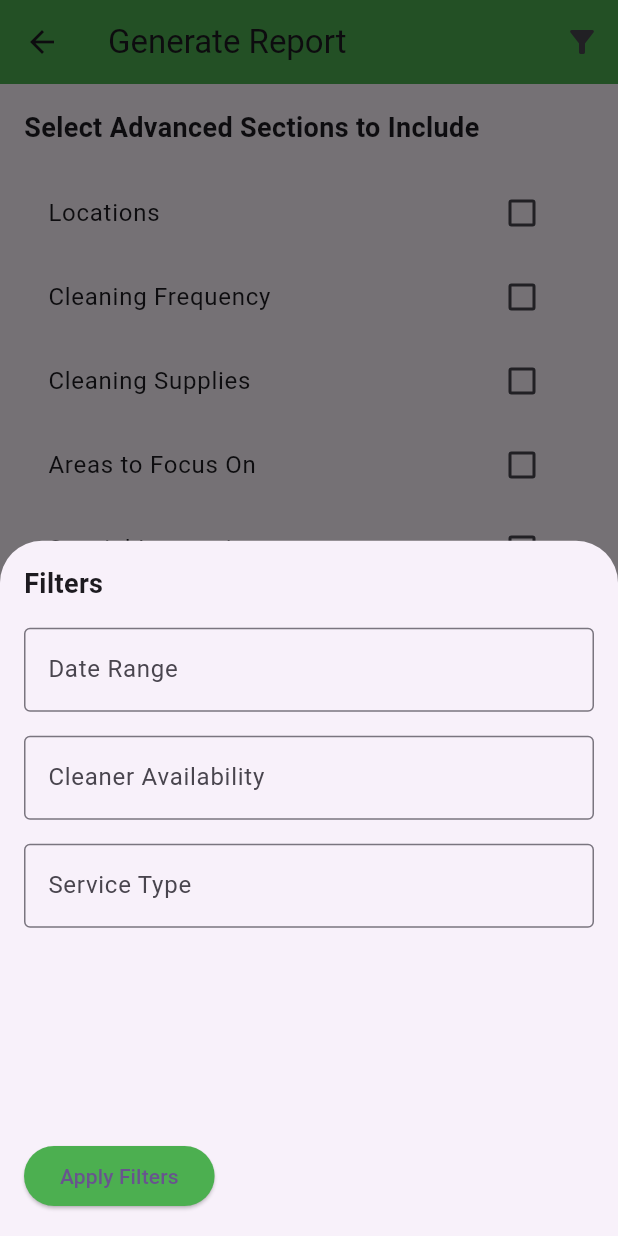
After one commit to BUNCIT03/HCMS-Apps, a Flutter app: the GenerateReportPage screen opened directly, after a tap on the "filter alt" icon, on a phone screen of 412 x 824 dp. The commit adds this screen. Run offline on Flutter 3.47's test engine with Material 3 defaults, Android fonts, the phone set to English and light mode, and no system bars; our stand-ins replace cloud_firestore; accounts and stored records are empty.

Commit message:
Use Case Report and Rating

```diff
--- a/lib/domains/Report.dart
+++ b/lib/domains/Report.dart
@@ -0,0 +1,25 @@
+class Report {
+  final String reportID;
+  final String reportType;
+  final String reportContent;
+
+  Report({
+    required this.reportID,
+    required this.reportType,
+    required this.reportContent,
+  });
+
+  static Future<Report> generate({
+    required String reportType,
+    required DateTime dateRangeStart,
+    required DateTime dateRangeEnd,
+  }) async {
+    await Future.delayed(const Duration(seconds: 2));
+    return Report(
+      reportID: '12345',
+      reportType: reportType,
+      reportContent:
+          'Report for $reportType from $dateRangeStart to $dateRangeEnd.',
+    );
+  }
+}
--- /dev/null
+++ b/lib/screens/GenerateReport/GenerateReportPage.dart
@@ -0,0 +1,133 @@
+import 'package:flutter/material.dart';
+
+class GenerateReportPage extends StatefulWidget {
+  const GenerateReportPage({super.key});
+
+  @override
+  _GenerateReportPageState createState() => _GenerateReportPageState();
+}
+
+class _GenerateReportPageState extends State<GenerateReportPage> {
+  final List<String> sections = [
+    "Locations",
+    "Cleaning Frequency",
+    "Cleaning Supplies",
+    "Areas to Focus On",
+    "Special Instructions",
+    "Staff Experience Level",
+  ];
+
+  final List<bool> selectedSections = List.generate(6, (index) => false);
+
+  void toggleSection(int index) {
+    setState(() {
+      selectedSections[index] = !selectedSections[index];
+    });
+  }
+
+  @override
+  Widget build(BuildContext context) {
+    return Scaffold(
+      appBar: AppBar(
+        title: const Text("Generate Report"),
+        backgroundColor: Colors.green,
+        actions: [
+          IconButton(
+            icon: const Icon(Icons.filter_alt),
+            onPressed: () {
+              showModalBottomSheet(
+                context: context,
+                builder: (context) => _buildFilterSheet(),
+              );
+            },
+          ),
+        ],
+      ),
+      body: Padding(
+        padding: const EdgeInsets.all(16.0),
+        child: Column(
+          crossAxisAlignment: CrossAxisAlignment.start,
+          children: [
+            const Text(
+              "Select Advanced Sections to Include",
+              style: TextStyle(fontSize: 18, fontWeight: FontWeight.bold),
+            ),
+            const SizedBox(height: 16),
+            Expanded(
+              child: ListView.builder(
+                itemCount: sections.length,
+                itemBuilder: (context, index) {
+                  return ListTile(
+                    title: Text(sections[index]),
+                    trailing: Checkbox(
+                      value: selectedSections[index],
+                      onChanged: (value) => toggleSection(index),
+                      activeColor: Colors.green,
+                    ),
+                  );
+                },
+              ),
+            ),
+            ElevatedButton(
+              onPressed: () {
+                // Generate Report logic
+                // Placeholder: Print selected sections
+                final selected = sections
+                    .asMap()
+                    .entries
+                    .where((entry) => selectedSections[entry.key])
+                    .map((entry) => entry.value)
+                    .toList();
+                print("Selected Sections: $selected");
+              },
+              style: ElevatedButton.styleFrom(backgroundColor: Colors.green),
+              child: const Text("Generate Report"),
+            ),
+          ],
+        ),
+      ),
+    );
+  }
+
+  Widget _buildFilterSheet() {
+    return Padding(
+      padding: const EdgeInsets.all(16.0),
+      child: Column(
+        crossAxisAlignment: CrossAxisAlignment.start,
+        children: [
+          const Text(
+            "Filters",
+            style: TextStyle(fontSize: 18, fontWeight: FontWeight.bold),
+          ),
+          const SizedBox(height: 16),
+          TextField(
+            decoration: InputDecoration(
+              labelText: "Date Range",
+              border: OutlineInputBorder(),
+            ),
+          ),
+          const SizedBox(height: 16),
+          TextField(
+            decoration: InputDecoration(
+              labelText: "Cleaner Availability",
+              border: OutlineInputBorder(),
+            ),
+          ),
+          const SizedBox(height: 16),
+          TextField(
+            decoration: InputDecoration(
+              labelText: "Service Type",
+              border: OutlineInputBorder(),
+            ),
+          ),
+          const Spacer(),
+          ElevatedButton(
+            onPressed: () => Navigator.pop(context),
+            style: ElevatedButton.styleFrom(backgroundColor: Colors.green),
+            child: const Text("Apply Filters"),
+          ),
+        ],
+      ),
+    );
+  }
+}
```
Also changed, not shown: lib/controllers/UserController.dart (+37 -0 lines), lib/domains/Rating.dart (+35 -0 lines), lib/main.dart (+26 -82 lines), lib/screens/HomePage.dart (added, +60 -0 lines), lib/screens/ManageRating/RateServicesPage.dart (added, +76 -0 lines).
